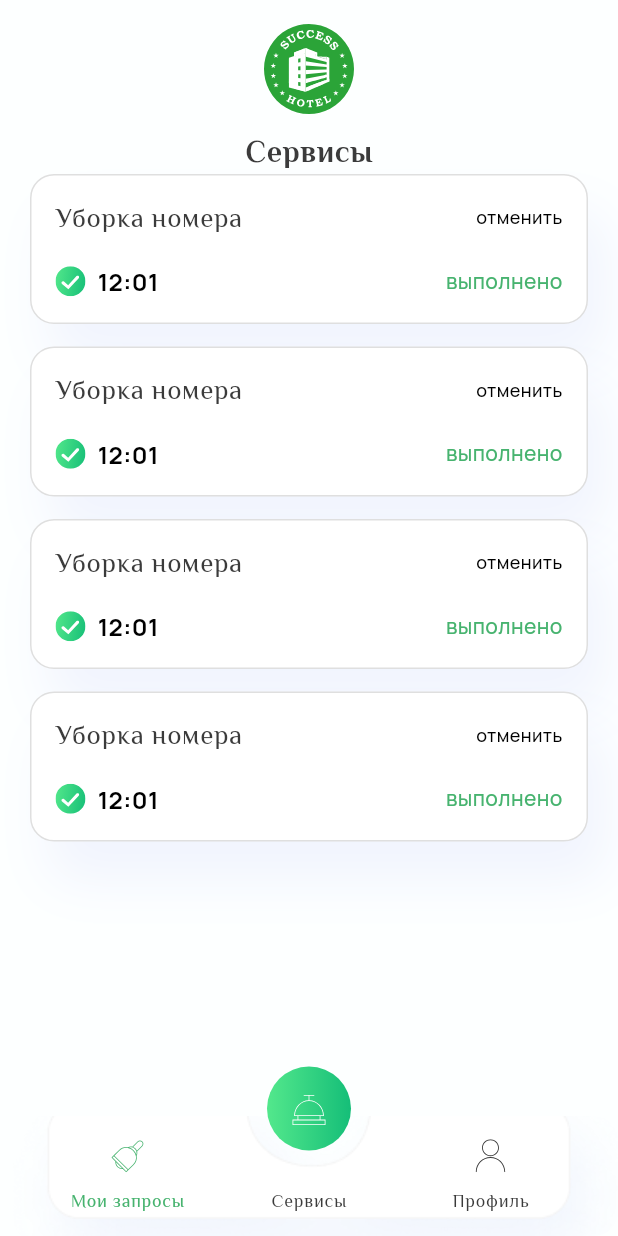
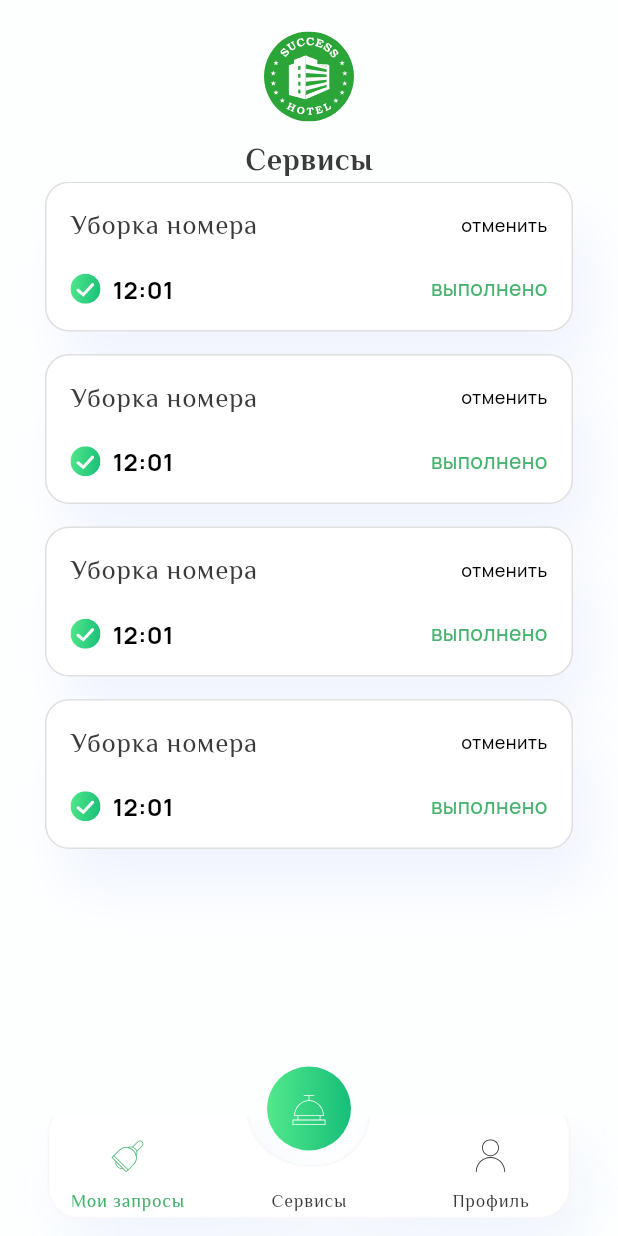
Before and after one commit to Q-F-L/hotel_app, a Flutter app: the HomePage screen opened by its route, item 2 of the bottom bar chosen, after a tap on "Мои запросы", on a phone screen of 412 x 824 dp. Run offline on Flutter 3.47's test engine with Material 3 defaults, Android fonts, the phone set to English and light mode, and no system bars; our stand-ins replace bloc, flutter_bloc, flutter_svg, fluttertoast, shared_preferences, webview_flutter; missing offline and left inert: mobile_scanner, scroll_datetime_picker; accounts and stored records are empty; network calls fail.

Commit message:
fixed bugs on home's pages

```diff
--- a/lib/elements/custom_appbar.dart
+++ b/lib/elements/custom_appbar.dart
@@ -2,17 +2,13 @@ import 'package:flutter/material.dart';
 import 'package:flutter_svg/svg.dart';
 import 'package:m_softer_test_project/themes/themes.dart';
 
-class CustomAppbar extends StatelessWidget implements PreferredSizeWidget {
+class CustomAppbar extends StatelessWidget {
   const CustomAppbar({
     super.key,
-    required this.preferredSize,
     required this.title,
   });
 
   final String title;
-
-  @override
-  final Size preferredSize;
 
   @override
   Widget build(BuildContext context) {
@@ -20,6 +16,9 @@ class CustomAppbar extends StatelessWidget implements PreferredSizeWidget {
       bottom: false,
       child: Column(
         children: [
+          SizedBox(
+            height: 5,
+          ),
           SvgPicture.asset(
             "$pathForImage${AppImage.icon}",
             width: 60,
--- a/lib/elements/custom_bottom_navigation_bar.dart
+++ b/lib/elements/custom_bottom_navigation_bar.dart
@@ -38,6 +38,8 @@ class _CustomBottomNavigationBarState extends State<CustomBottomNavigationBar> {
           IconButton(
               style: IconButton.styleFrom(
                 fixedSize: Size(92, 65),
+                splashFactory: NoSplash.splashFactory,
+                overlayColor: Colors.transparent,
               ),
               onPressed: () {
                 context
@@ -65,6 +67,7 @@ class _CustomBottomNavigationBarState extends State<CustomBottomNavigationBar> {
             style: IconButton.styleFrom(
               splashFactory: NoSplash.splashFactory,
               fixedSize: Size(92, 65),
+              overlayColor: Colors.transparent,
             ),
             onPressed: () {
               context
@@ -87,6 +90,8 @@ class _CustomBottomNavigationBarState extends State<CustomBottomNavigationBar> {
           IconButton(
             style: IconButton.styleFrom(
               fixedSize: Size(92, 65),
+              splashFactory: NoSplash.splashFactory,
+              overlayColor: Colors.transparent,
             ),
             onPressed: () {
               context
--- a/lib/elements/gradient_floating_action_button.dart
+++ b/lib/elements/gradient_floating_action_button.dart
@@ -20,6 +20,7 @@ class GradientFloatingActionButton extends StatelessWidget {
         gradient: LinearGradient(colors: [firstColor, secondColor]),
       ),
       child: FloatingActionButton(
+        splashColor: Colors.transparent,
         backgroundColor: Colors.transparent,
         elevation: 0,
         focusElevation: 0,
--- a/lib/main.dart
+++ b/lib/main.dart
@@ -34,8 +34,7 @@ class MyApp extends StatelessWidget {
 
   @override
   Widget build(BuildContext context) {
-    SystemChrome.setEnabledSystemUIMode(SystemUiMode.manual,
-        overlays: [SystemUiOverlay.top]);
+    SystemChrome.setEnabledSystemUIMode(SystemUiMode.immersiveSticky);
     return MultiBlocProvider(
       providers: [
         BlocProvider<AuthBloc>(
@@ -46,11 +45,6 @@ class MyApp extends StatelessWidget {
               LaunchBloc()..add(CheckFirstLaunchEvent()),
         ),
       ],
-      child: Listener(
-        onPointerDown: (_) {
-          SystemChrome.setEnabledSystemUIMode(SystemUiMode.manual,
-              overlays: [SystemUiOverlay.top]);
-        },
       child: MaterialApp(
         builder: FToastBuilder(),
         debugShowCheckedModeBanner: false,
@@ -67,7 +61,6 @@ class MyApp extends StatelessWidget {
         },
         home: LoadingPage(),
       ),
-      ),
     );
   }
 }
--- a/lib/pages/my_requests_page/my_requests_page.dart
+++ b/lib/pages/my_requests_page/my_requests_page.dart
@@ -13,18 +13,18 @@ class MyRequestsPage extends StatefulWidget {
 class _MyRequestsPageState extends State<MyRequestsPage> {
   @override
   Widget build(BuildContext context) {
-    return Padding(
-      padding: EdgeInsets.symmetric(horizontal: 20),
-      child: Column(
+    return Column(
       mainAxisAlignment: MainAxisAlignment.center,
       crossAxisAlignment: CrossAxisAlignment.center,
       children: [
         CustomAppbar(
           title: "Сервисы",
-            preferredSize: Size(MediaQuery.of(context).size.width, 124),
         ),
-          SizedBox(
-            height: MediaQuery.of(context).size.height - 132,
+        ClipRect(
+          child: Padding(
+            padding: EdgeInsets.symmetric(horizontal: 30),
+            child: SizedBox(
+              height: MediaQuery.of(context).size.height - 137,
               child: ListView(
                 clipBehavior: Clip.none,
                 children: [
@@ -38,8 +38,9 @@ class _MyRequestsPageState extends State<MyRequestsPage> {
                 ],
               ),
             ),
+          ),
+        ),
       ],
-      ),
     );
   }
 }
--- a/lib/pages/profile_page/profile_page.dart
+++ b/lib/pages/profile_page/profile_page.dart
@@ -57,10 +57,10 @@ class _ProfilePageState extends State<ProfilePage> {
             children: [
               CustomAppbar(
                 title: "Сервисы",
-                preferredSize: Size(MediaQuery.of(context).size.width, 124),
               ),
-              SizedBox(
-                height: MediaQuery.of(context).size.height - 132,
+              ClipRect(
+                child: SizedBox(
+                  height: MediaQuery.of(context).size.height - 137,
                   child: ListView(
                     clipBehavior: Clip.none,
                     children: [
@@ -193,6 +193,7 @@ class _ProfilePageState extends State<ProfilePage> {
                           )),
                     ],
                   ),
+                ),
               )
             ],
           );
--- a/lib/pages/services_page/bloc/services_bloc.dart
+++ b/lib/pages/services_page/bloc/services_bloc.dart
@@ -47,7 +47,7 @@ class ServicesBloc extends Bloc<ServicesEvent, ServicesState> {
     try {
       if (jsonModel.success == true) {
         emit(state.copyWith(
-          listServices: jsonModel.services,
+          listServices: jsonModel.filterServices(),
           status: ServicesStatus.success,
         ));
       } else {
--- a/lib/pages/services_page/services_page.dart
+++ b/lib/pages/services_page/services_page.dart
@@ -74,28 +74,38 @@ class _ServicesPageState extends State<ServicesPage> {
             );
           }
 
-          return Padding(
-            padding: EdgeInsets.symmetric(horizontal: 30),
-            child: Column(
+          return Column(
             mainAxisAlignment: MainAxisAlignment.center,
             crossAxisAlignment: CrossAxisAlignment.center,
             children: [
               CustomAppbar(
                 title: "Сервисы",
-                  preferredSize: Size(MediaQuery.of(context).size.width, 124),
               ),
-                SizedBox(
-                  height: MediaQuery.of(context).size.height - 132,
+              ClipRect(
+                child: Padding(
+                  padding: EdgeInsets.symmetric(horizontal: 30),
+                  child: SizedBox(
+                    height: MediaQuery.of(context).size.height - 137,
                     child: ListView.builder(
+                      physics: BouncingScrollPhysics(
+                          parent: AlwaysScrollableScrollPhysics(),
+                          decelerationRate: ScrollDecelerationRate.fast),
                       clipBehavior: Clip.none,
-                    itemCount: state.listServices?.length ?? 1,
-                    itemBuilder: (context, index) => ServiceTicket(
+                      itemCount: (state.listServices?.length ?? 0) + 1,
+                      itemBuilder: (context, index) {
+                        if (index == state.listServices!.length) {
+                          return const SizedBox(
+                              height: kBottomNavigationBarHeight * 2);
+                        }
+                        return ServiceTicket(
                           service: state.listServices![index],
+                        );
+                      },
+                    ),
                   ),
                 ),
               ),
             ],
-            ),
           );
         },
       ),
```
Also changed, not shown: lib/data/services/models/services.dart (+58 -0 lines). Lines whose indentation alone changed are shown as unchanged.
